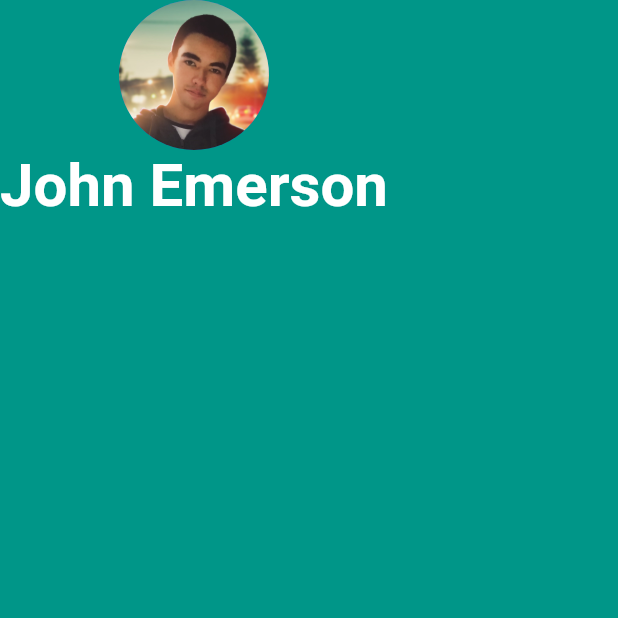
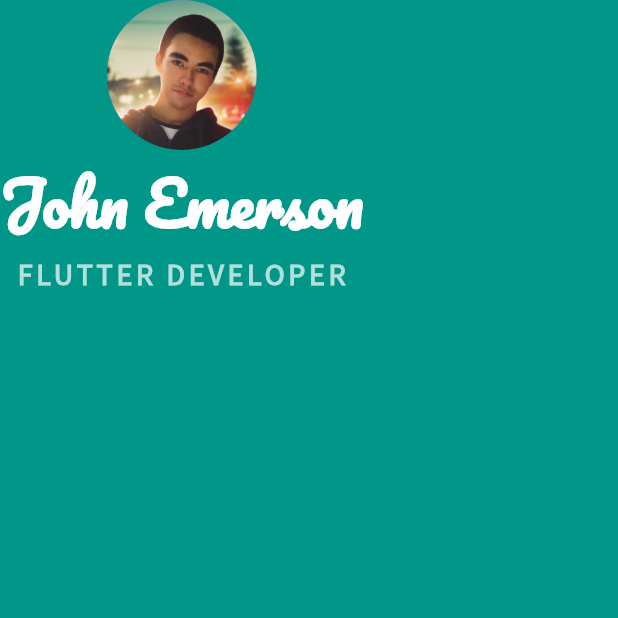
Before and after one commit to JohnEmerson1406/appbrewery_flutter_course, a Flutter app: the screen it shows after launch, on a phone screen of 412 x 824 dp, the top half of it. Run offline on Flutter 3.47's test engine with Material 2 defaults, Android fonts, the phone set to English and light mode, and no system bars.

Commit message:
feat: add texts with custom fonts

```diff
--- a/mi_card/lib/main.dart
+++ b/mi_card/lib/main.dart
@@ -23,8 +23,19 @@
               Text(
                 'John Emerson',
                 style: TextStyle(
+                  fontFamily: 'Pacifico',
                   fontSize: 40,
                   color: Colors.white,
+                  fontWeight: FontWeight.bold,
+                ),
+              ),
+              Text(
+                'FLUTTER DEVELOPER',
+                style: TextStyle(
+                  fontFamily: 'Source Sans Pro',
+                  color: Colors.teal.shade100,
+                  fontSize: 20,
+                  letterSpacing: 2.5,
                   fontWeight: FontWeight.bold,
                 ),
               ),
```
Also changed, not shown: mi_card/pubspec.yaml (+9 -0 lines), mi_card/fonts/Pacifico-Regular.ttf (added), mi_card/fonts/SourceSansPro-Regular.ttf (added).
